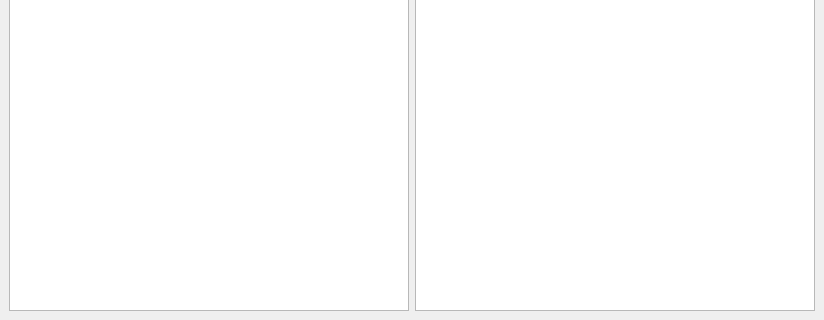
Before: the Qt Designer form markup/mainwindow.ui in rlbisbe/markup, drawn with Qt 5; both pictures show x 0 to 824 and y 317 to 637 of the 824 by 637 pixel window.
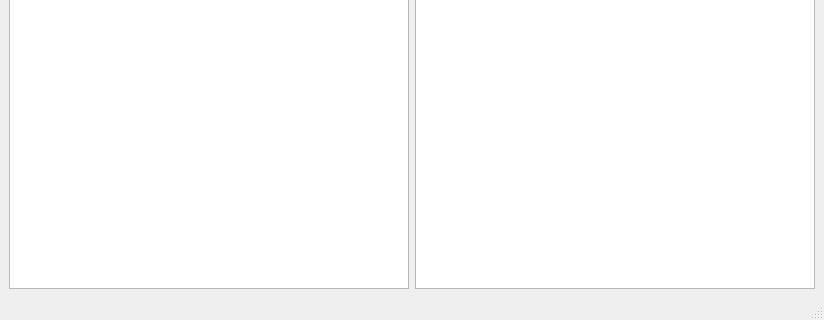
After: the same form once the commit is applied.

```diff
--- a/markup/mainwindow.ui
+++ b/markup/mainwindow.ui
@@ -22,8 +22,6 @@
         <property name="font">
          <font>
           <family>Courier New</family>
-          <weight>75</weight>
-          <bold>true</bold>
          </font>
         </property>
        </widget>
@@ -61,6 +59,14 @@
    <addaction name="menuFile"/>
    <addaction name="menuView"/>
   </widget>
+  <widget class="QStatusBar" name="statusBar">
+   <property name="font">
+    <font>
+     <weight>75</weight>
+     <bold>true</bold>
+    </font>
+   </property>
+  </widget>
   <action name="actionOpen">
    <property name="text">
     <string>Open file</string>
```
